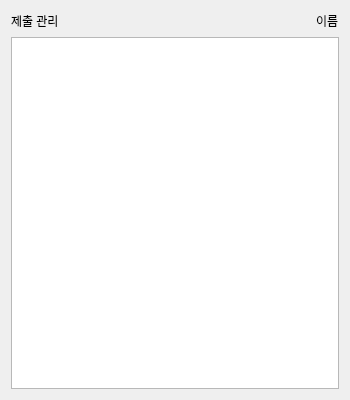
The window that TA/submit_manager.ui (gnu-swta/Report_pro) describes before a commit, drawn with Qt 5.
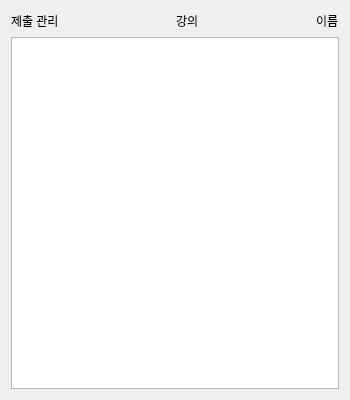
The same window after the commit.

Patch:
```diff
--- a/TA/submit_manager.ui
+++ b/TA/submit_manager.ui
@@ -23,6 +23,26 @@
        </property>
       </widget>
      </item>
+     <item>
+      <spacer name="horizontalSpacer_2">
+       <property name="orientation">
+        <enum>Qt::Horizontal</enum>
+       </property>
+       <property name="sizeHint" stdset="0">
+        <size>
+         <width>40</width>
+         <height>20</height>
+        </size>
+       </property>
+      </spacer>
+     </item>
+     <item>
+      <widget class="QLabel" name="class_name">
+       <property name="text">
+        <string>강의</string>
+       </property>
+      </widget>
+     </item>
      <item>
       <spacer name="horizontalSpacer">
        <property name="orientation">
```
Left out of the diff: 2 changed lines with no effect on the pictures.
